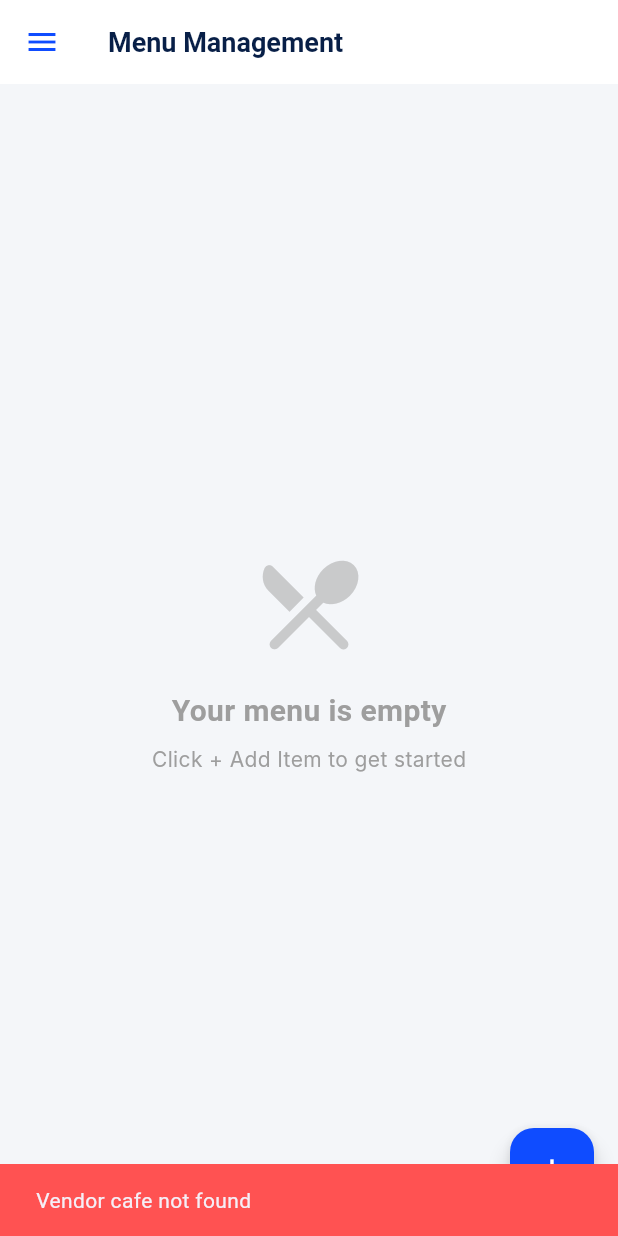
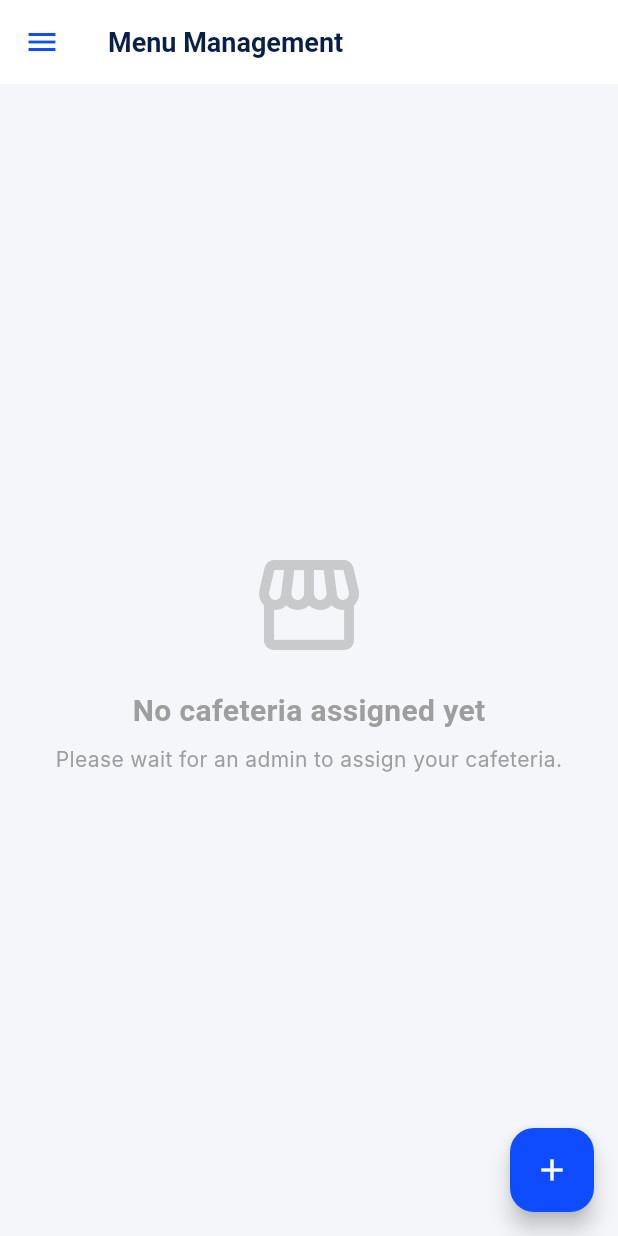
Before and after one commit to gowrichandana24/Bench_Bites_nrk, a Flutter app: the MenuPage screen opened directly with empty values, on a phone screen of 412 x 824 dp. Run offline on Flutter 3.47's test engine with Material 3 defaults, Android fonts, the phone set to English and light mode, and no system bars; our stand-ins replace cloud_firestore, firebase_auth, firebase_core, fl_chart, flutter_animate, image_picker and 1 more; missing offline and left inert: dart:js, razorpay_flutter; accounts and stored records are empty; Roboto replaces fonts that are missing (Inter, Nunito).

Commit message:
vendor maaping

```diff
--- a/Demo_FoodApp/lib/screens/vendor/menu_page.dart
+++ b/Demo_FoodApp/lib/screens/vendor/menu_page.dart
@@ -102,10 +102,24 @@ class _MenuPageState extends State<MenuPage> {
     });
 
     try {
-      final cafeId = AppSession.cafe?['_id']?.toString() ?? AppSession.cafe?['id']?.toString();
+      final cafe = AppSession.cafe;
+      if (cafe == null) {
+        if (!mounted) return;
+        setState(() {
+          menu = [];
+        });
+        return;
+      }
+
+      final cafeId = cafe['_id']?.toString() ?? cafe['id']?.toString();
       if (cafeId == null || cafeId.isEmpty) {
-        throw Exception('Vendor cafe not found');
+        if (!mounted) return;
+        setState(() {
+          menu = [];
+        });
+        return;
       }
+
       final items = await ApiService.getMenu(cafeId: cafeId);
       if (!mounted) return;
       setState(() {
@@ -361,20 +375,33 @@ class _MenuPageState extends State<MenuPage> {
         backgroundColor: bgColor,
         body: isLoading
             ? const Center(child: CircularProgressIndicator())
-            : menu.isEmpty
+            : AppSession.cafe == null
                 ? Center(
                     child: Column(
                       mainAxisAlignment: MainAxisAlignment.center,
                       children: [
-                        Icon(Icons.restaurant_menu_rounded, size: 80, color: Colors.grey.withOpacity(0.5)),
+                        Icon(Icons.storefront_outlined, size: 80, color: Colors.grey.withOpacity(0.5)),
                         const SizedBox(height: 16),
-                        Text('Your menu is empty', style: TextStyle(fontFamily: 'Nunito', fontSize: 20, fontWeight: FontWeight.bold, color: Colors.grey)),
+                        Text('No cafeteria assigned yet', style: TextStyle(fontFamily: 'Nunito', fontSize: 20, fontWeight: FontWeight.bold, color: Colors.grey)),
                         const SizedBox(height: 8),
-                        Text('Click + Add Item to get started', style: TextStyle(fontFamily: 'Inter', color: Colors.grey.shade500)),
+                        Text('Please wait for an admin to assign your cafeteria.', style: TextStyle(fontFamily: 'Inter', color: Colors.grey.shade500), textAlign: TextAlign.center),
                       ],
                     ),
                   )
-                : ListView(
+                : menu.isEmpty
+                    ? Center(
+                        child: Column(
+                          mainAxisAlignment: MainAxisAlignment.center,
+                          children: [
+                            Icon(Icons.restaurant_menu_rounded, size: 80, color: Colors.grey.withOpacity(0.5)),
+                            const SizedBox(height: 16),
+                            Text('Your menu is empty', style: TextStyle(fontFamily: 'Nunito', fontSize: 20, fontWeight: FontWeight.bold, color: Colors.grey)),
+                            const SizedBox(height: 8),
+                            Text('Click + Add Item to get started', style: TextStyle(fontFamily: 'Inter', color: Colors.grey.shade500)),
+                          ],
+                        ),
+                      )
+                    : ListView(
                     padding: const EdgeInsets.all(16),
                     children: groupedMenu.entries.map((entry) {
                       return Column(
@@ -394,7 +421,7 @@ class _MenuPageState extends State<MenuPage> {
                   ),
         floatingActionButton: FloatingActionButton(
           backgroundColor: primaryBlue,
-          onPressed: () => addItem(cardColor, textColor),
+          onPressed: AppSession.cafe == null ? null : () => addItem(cardColor, textColor),
           child: const Icon(Icons.add, color: Colors.white),
         ),
       ),
--- a/Demo_FoodApp/lib/services/razorpay_web.dart
+++ b/Demo_FoodApp/lib/services/razorpay_web.dart
@@ -14,10 +14,10 @@ Future<void> initRazorpay(
 Future<void> openRazorpayCheckout(
   Map<String, dynamic> razorpayOrder,
   String email, {
-  String? upiId, // Added optional UPI parameter
+  String? upiId,
+  String? selectedApp,
 }) async {
   try {
-    // Build the prefill map safely for JS interop
     final prefill = <String, dynamic>{
       'email': email,
       'contact': '9999999999',
@@ -25,6 +25,8 @@ Future<void> openRazorpayCheckout(
 
     if (upiId != null && upiId.isNotEmpty) {
       prefill['vpa'] = upiId;
+      prefill['method'] = 'upi';
+    } else if (selectedApp != null && selectedApp.isNotEmpty) {
       prefill['method'] = 'upi';
     }
 
--- a/Demo_FoodApp/lib/services/session.dart
+++ b/Demo_FoodApp/lib/services/session.dart
@@ -7,7 +7,11 @@ class AppSession {
   static String get userId => currentUser?["_id"]?.toString() ?? "";
   static String get name => currentUser?["name"]?.toString() ?? "John Doe";
   static String get email => currentUser?["email"]?.toString() ?? "user@gmail.com";
-  static String get vendorId => currentUser?["vendorId"]?.toString() ?? "ADMIN_01";
+  static String get vendorId {
+    final id = currentUser?['_id']?.toString();
+    if (id != null && id.isNotEmpty) return id;
+    return currentUser?["vendorId"]?.toString() ?? "";
+  }
   static String get paymentLabel => currentUser?["paymentLabel"]?.toString() ?? "UPI";
 
   static Map<String, dynamic> get address {
```
Also changed, not shown: Demo_FoodApp/lib/screens/checkout_page.dart (+16 -20 lines), Demo_FoodApp/lib/screens/login_page.dart (+11 -9 lines), Demo_FoodApp/lib/services/razorpay_mobile.dart (+11 -3 lines), Demo_FoodApp/lib/services/razorpay_helper.dart (line endings or trailing spaces).
